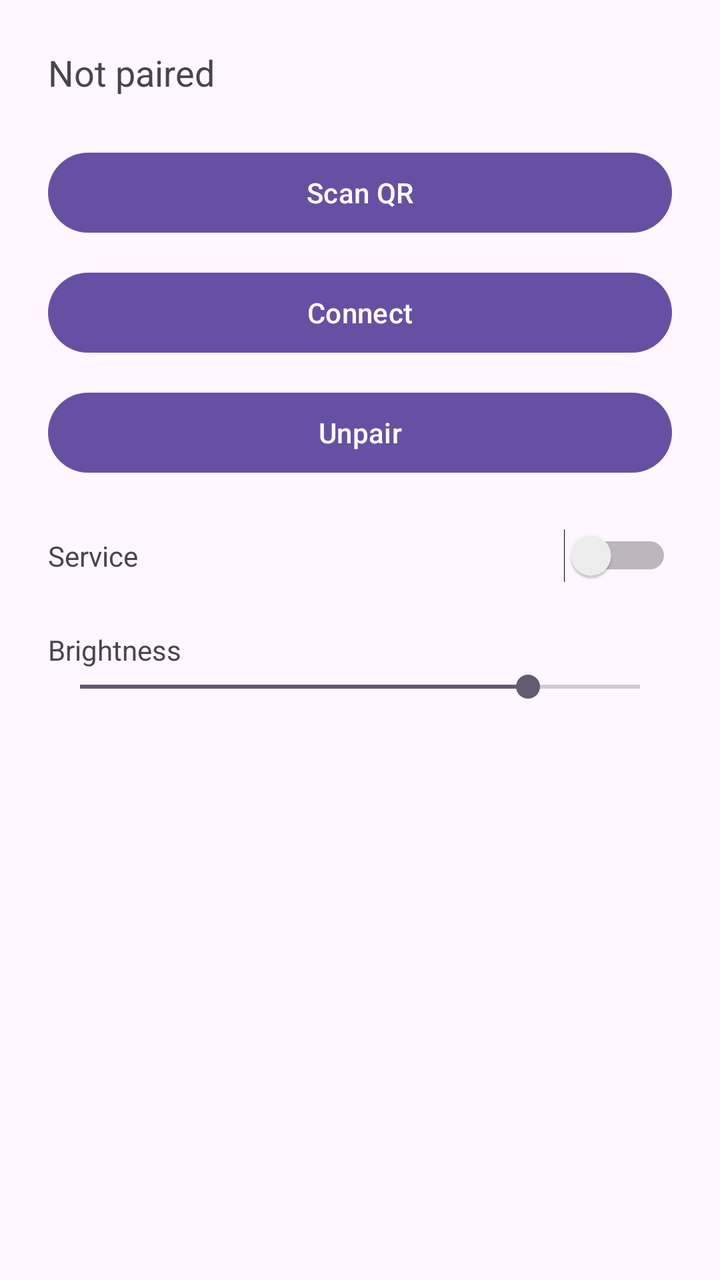
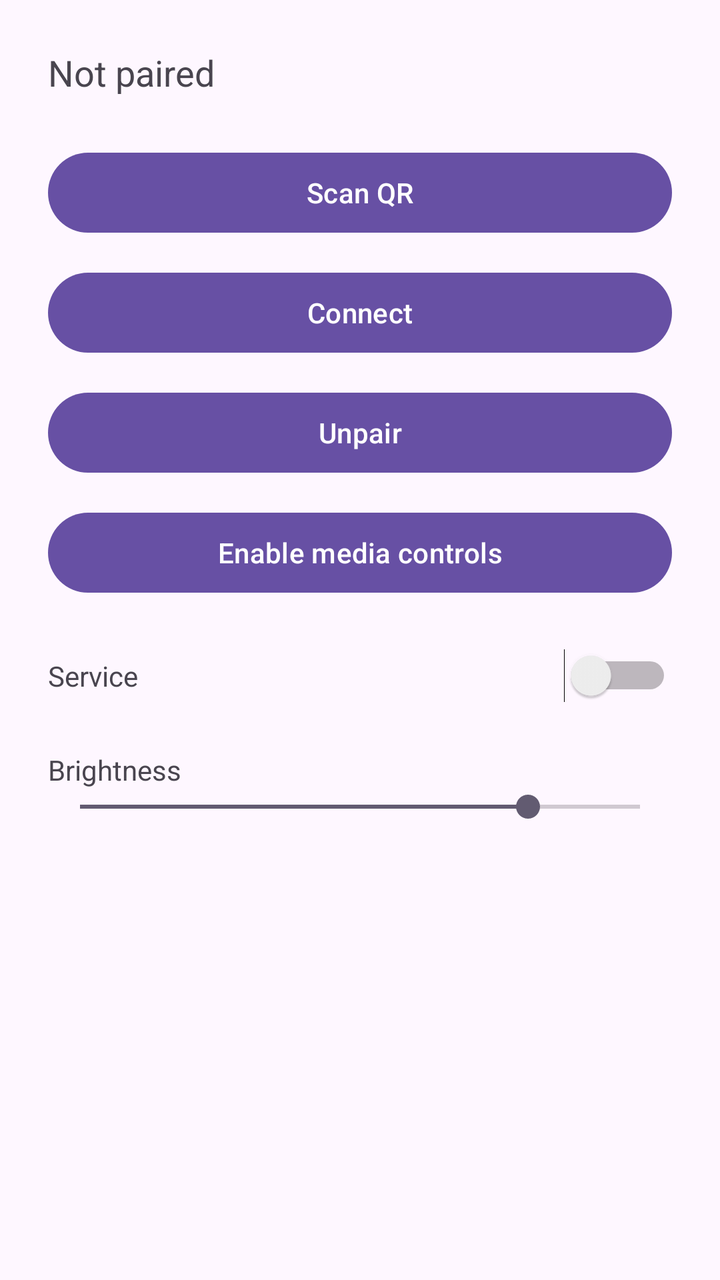

The first picture is an Android layout as it rendered before a commit; the second is the same layout after the commit. The layout source and the unified diff follow.
<!-- AndroidManifest.xml: application theme Theme.Material3.DayNight.NoActionBar -->
<!-- res/layout/activity_main.xml -->
<?xml version="1.0" encoding="utf-8"?>
<LinearLayout xmlns:android="http://schemas.android.com/apk/res/android"
    android:orientation="vertical"
    android:padding="24dp"
    android:layout_width="match_parent"
    android:layout_height="match_parent">

    <TextView
        android:id="@+id/status"
        android:text="Not paired"
        android:textSize="18sp"
        android:layout_marginBottom="24dp"
        android:layout_width="wrap_content"
        android:layout_height="wrap_content" />

    <Button
        android:id="@+id/btnScan"
        android:text="Scan QR"
        android:layout_width="match_parent"
        android:layout_height="wrap_content" />

    <Button
        android:id="@+id/btnConnect"
        android:text="Connect"
        android:layout_marginTop="12dp"
        android:layout_width="match_parent"
        android:layout_height="wrap_content" />

    <Button
        android:id="@+id/btnUnpair"
        android:text="Unpair"
        android:layout_marginTop="12dp"
        android:layout_width="match_parent"
        android:layout_height="wrap_content" />

    <LinearLayout
        android:orientation="horizontal"
        android:gravity="center_vertical"
        android:layout_marginTop="24dp"
        android:layout_width="match_parent"
        android:layout_height="wrap_content">

        <TextView
            android:text="Service"
            android:layout_width="0dp"
            android:layout_weight="1"
            android:layout_height="wrap_content" />

        <Switch
            android:id="@+id/serviceToggle"
            android:layout_width="wrap_content"
            android:layout_height="wrap_content" />
    </LinearLayout>

    <TextView
        android:text="Brightness"
        android:layout_marginTop="24dp"
        android:layout_width="wrap_content"
        android:layout_height="wrap_content" />

    <SeekBar
        android:id="@+id/brightness"
        android:max="100"
        android:progress="80"
        android:layout_width="match_parent"
        android:layout_height="wrap_content" />
</LinearLayout>
<!-- resources referenced by this layout -->
<resources>

</resources>

<!-- the commit's change to res/layout/activity_main.xml (unified diff, before → after) -->
@@ -29,6 +29,13 @@
     <Button
         android:id="@+id/btnUnpair"
         android:text="Unpair"
+        android:layout_marginTop="12dp"
+        android:layout_width="match_parent"
+        android:layout_height="wrap_content" />
+
+    <Button
+        android:id="@+id/btnMedia"
+        android:text="Enable media controls"
         android:layout_marginTop="12dp"
         android:layout_width="match_parent"
         android:layout_height="wrap_content" />
